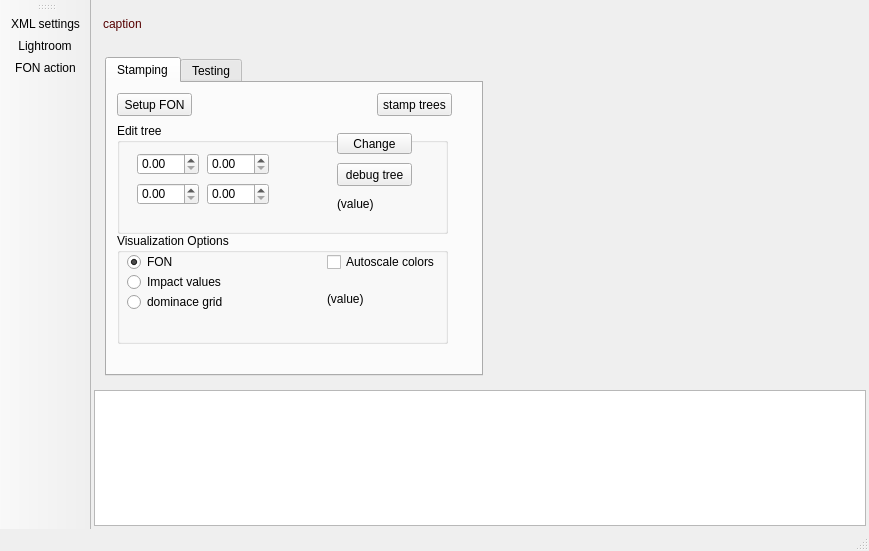
Above: fonstudio/mainwindow.ui from edfm-tum/iland-model before the change. Below: the same form after it.
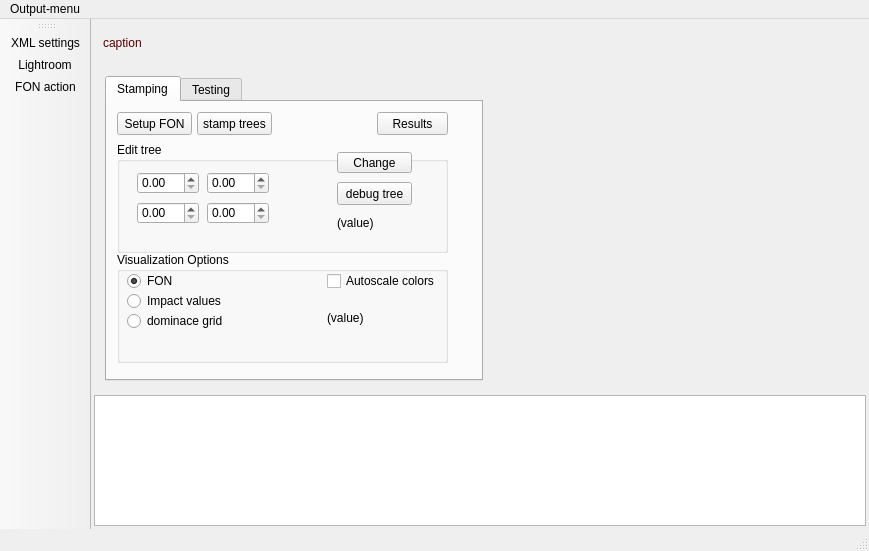
That is the form after the change. Icons and pictures are not drawn. Custom widgets are drawn as their Qt base class.

Commit message: some basic outputs in textfile format into the clipboard.

```diff
--- a/fonstudio/mainwindow.ui
+++ b/fonstudio/mainwindow.ui
@@ -443,7 +443,7 @@
            <widget class="QPushButton" name="stampTrees">
             <property name="geometry">
              <rect>
-              <x>270</x>
+              <x>90</x>
               <y>10</y>
               <width>75</width>
               <height>23</height>
@@ -654,6 +654,22 @@
              </property>
             </widget>
            </widget>
+           <widget class="QPushButton" name="pbResults">
+            <property name="geometry">
+             <rect>
+              <x>270</x>
+              <y>10</y>
+              <width>71</width>
+              <height>23</height>
+             </rect>
+            </property>
+            <property name="toolTip">
+             <string>copies tree results in clipboard.</string>
+            </property>
+            <property name="text">
+             <string>Results</string>
+            </property>
+           </widget>
           </widget>
           <widget class="QWidget" name="tab_2">
            <attribute name="title">
@@ -827,6 +843,14 @@
      <height>21</height>
     </rect>
    </property>
+   <widget class="QMenu" name="menuOutput_menu">
+    <property name="title">
+     <string>Output-menu</string>
+    </property>
+    <addaction name="actionTreelist"/>
+    <addaction name="actionFON_grid"/>
+   </widget>
+   <addaction name="menuOutput_menu"/>
   </widget>
   <widget class="QToolBar" name="mainToolBar">
    <property name="iconSize">
```
Left out of the diff: 10 changed lines with no effect on the pictures. The commit also changes 2 other files.
